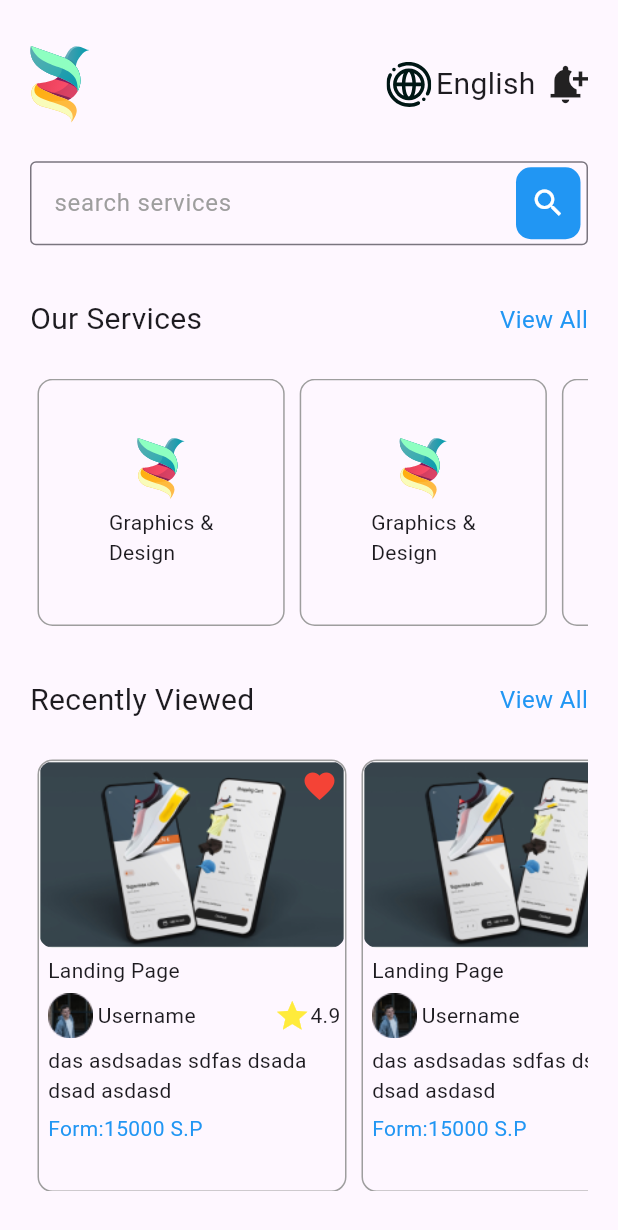
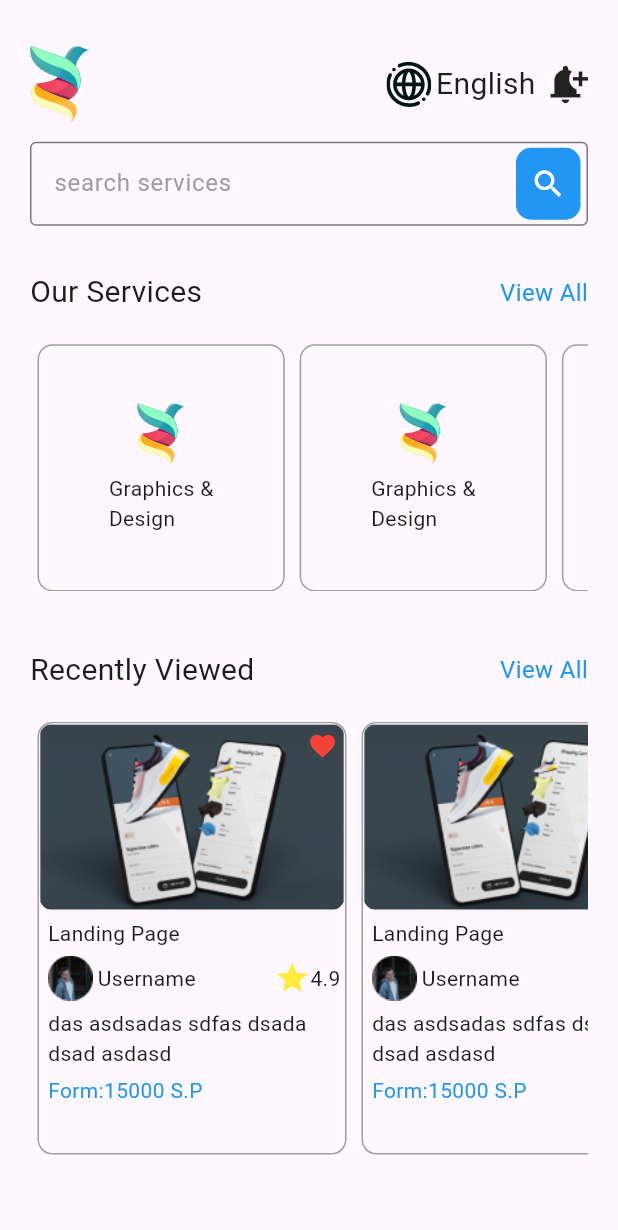
Before and after one commit to Yousef-Omran909/project-test, a Flutter app: the screen it shows after launch, on a phone screen of 412 x 824 dp. Shown: the top 1230 px of the screen. Run offline on Flutter 3.47's test engine with Material 3 defaults, Android fonts, the phone set to English and light mode, and no system bars; our stand-ins replace flutter_svg.

Commit message:
recent viewed

```diff
--- a/lib/main.dart
+++ b/lib/main.dart
@@ -11,6 +11,7 @@ class MyApp extends StatelessWidget {
   Widget build(BuildContext context) {
     return MaterialApp(
       title: 'Flutter Demo',
+      debugShowCheckedModeBanner: false,
       theme: ThemeData(
         colorScheme: ColorScheme.fromSeed(seedColor: Colors.deepPurple),
         useMaterial3: true,
--- a/lib/view/home_screen.dart
+++ b/lib/view/home_screen.dart
@@ -4,8 +4,7 @@ import 'package:train/view/widgets/custom_appbar.dart';
 import 'package:train/view/widgets/custom_row.dart';
 import 'package:train/view/widgets/our_services_widget.dart';
 import 'package:train/view/widgets/recently_viewed_widget.dart';
-import 'package:train/view/widgets/text_form.dart';
-
+import 'package:train/view/widgets/custom_text_form.dart';
 
 class HomeScreen extends StatelessWidget {
   const HomeScreen({super.key});
@@ -15,25 +14,45 @@ class HomeScreen extends StatelessWidget {
     return SafeArea(
       child: Scaffold(
         body: Padding(
-          padding: const EdgeInsets.symmetric(horizontal: 20,vertical: 30),
+          padding: const EdgeInsets.symmetric(horizontal: 20, vertical: 30),
           child: SingleChildScrollView(
               child: Column(
             children: [
+              Column(
+                children: [
                   CustomAppBar(),
-                SizedBox(height: 25,),
+                  SizedBox(
+                    height: 12,
+                  ),
                   CustomTextForm(),
-                SizedBox(height: 35,),
+                  SizedBox(
+                    height: 30,
+                  ),
                   CustomRow(text1: "Our Services", text2: "View All"),
-                SizedBox(height: 25,),
+                  SizedBox(
+                    height: 20,
+                  ),
                   OurServices(),
-                SizedBox(height: 35,),
+                  SizedBox(
+                    height: 38,
+                  ),
                   CustomRow(text1: "Recently Viewed", text2: "View All"),
-                SizedBox(height: 25,),
+                  SizedBox(
+                    height: 20,
+                  ),
                   RecentlyViewedWidget()
-
                 ],
               ),
+              SizedBox(
+                height: 35,
               ),
+              Container(
+                width: double.infinity,
+                color: Colors.grey,
+                child: Text("data"),
+              )
+            ],
+          )),
         ),
       ),
     );
--- /dev/null
+++ b/lib/view/widgets/became_saller_widget.dart
@@ -0,0 +1,17 @@
+import 'package:flutter/material.dart';
+
+class BecameSallerWidget extends StatelessWidget {
+  const BecameSallerWidget({super.key});
+
+  @override
+  Widget build(BuildContext context) {
+    return Container(
+      padding: EdgeInsets.all(10),
+      child: Column(
+        children: [
+
+        ],
+      ),
+    );
+  }
+}
--- /dev/null
+++ b/lib/view/widgets/custom_text_form.dart
@@ -0,0 +1,48 @@
+import 'package:flutter/material.dart';
+
+class CustomTextForm extends StatelessWidget {
+  const CustomTextForm({super.key});
+
+  @override
+  Widget build(BuildContext context) {
+    return TextFormField(
+        decoration: InputDecoration(
+            hintText: "search services",
+            hintStyle: TextStyle(color: Colors.grey),
+            suffixIcon: Container(
+              margin: EdgeInsets.only(right: 5),
+              decoration: BoxDecoration(
+                  borderRadius: BorderRadius.circular(10), color: Colors.blue),
+              child: Icon(
+                Icons.search,
+                color: Colors.white,
+              ),
+            ),
+            border: OutlineInputBorder()));
+  }
+}
+// import 'package:flutter/material.dart';
+
+// class CustomTextForm extends StatelessWidget {
+//   const CustomTextForm({super.key});
+
+//   @override
+//   Widget build(BuildContext context) {
+//     return Container(
+//       padding: EdgeInsets.all(5),
+//       height: 48,
+//       decoration: BoxDecoration(border: Border.all()),
+//       child: TextFormField(
+//           decoration: InputDecoration(
+//         fillColor: Colors.white,
+//         hintText: "search services",
+//         hintStyle: TextStyle(color: Colors.grey),
+//         suffixIcon: Container(
+//             margin: EdgeInsets.only(right: 10),
+//             decoration: BoxDecoration(
+//                 borderRadius: BorderRadius.circular(10), color: Colors.blue),
+//             child: Image.asset("assets/images/search.png")),
+//       )),
+//     );
+//   }
+// }
--- a/lib/view/widgets/recently_viewed_card.dart
+++ b/lib/view/widgets/recently_viewed_card.dart
@@ -7,7 +7,7 @@ class RecentCiewedCard extends StatelessWidget {
   @override
   Widget build(BuildContext context) {
     return Container(
-      width: MediaQuery.of(context).size.width*0.5,
+      width: MediaQuery.of(context).size.width * 0.5,
       decoration: BoxDecoration(
         border: Border.all(color: Colors.grey),
         borderRadius: BorderRadius.circular(10),
@@ -21,51 +21,71 @@ class RecentCiewedCard extends StatelessWidget {
                   borderRadius: BorderRadius.circular(10),
                   child: Image.asset("assets/images/Recent.png")),
               Padding(
-                padding: const EdgeInsets.only(top: 5,right: 5),
+                padding: const EdgeInsets.only(top: 5, right: 5),
                 child: Align(
-
                     alignment: Alignment.topRight,
-                    child: Icon(Icons.favorite,color: Colors.red,)),
+                    child: Icon(
+                      Icons.favorite,
+                      color: Colors.red,
+                      size: 20,
+                    )),
               ),
             ],
           ),
-          SizedBox(height: 5,),
+          SizedBox(
+            height: 5,
+          ),
           RecentlyViewedColumn()
         ],
       ),
     );
   }
 }
+
 class RecentlyViewedColumn extends StatelessWidget {
   const RecentlyViewedColumn({super.key});
 
   @override
   Widget build(BuildContext context) {
     return Padding(
-      padding: const EdgeInsets.only(left: 6,right: 3),
+      padding: const EdgeInsets.only(left: 6, right: 3),
       child: Column(
         mainAxisAlignment: MainAxisAlignment.spaceAround,
         crossAxisAlignment: CrossAxisAlignment.start,
         children: [
           Text("Landing Page"),
-          SizedBox(height: 5,),
+          SizedBox(
+            height: 5,
+          ),
           Row(
             children: [
               CircleAvatar(
                 radius: 15,
                 child: Image.asset("assets/images/Eli.png"),
               ),
-              SizedBox(width: 3,),
+              SizedBox(
+                width: 3,
+              ),
               Text("Username"),
               Spacer(),
-              Icon(Icons.star,color: Colors.yellow,),
+              Icon(
+                Icons.star,
+                color: Colors.yellow,
+              ),
               Text("4.9")
             ],
           ),
-          SizedBox(height: 5,),
+          SizedBox(
+            height: 5,
+          ),
           Text("das asdsadas sdfas dsada dsad asdasd"),
-          SizedBox(height: 5,),
-          Text("Form:15000 S.P",style: TextStyle(color: Colors.blue),)
+          SizedBox(
+            height: 5,
+          ),
+          Text(
+            "Form:15000 S.P",
+            style: TextStyle(color: Colors.blue),
+          )
         ],
       ),
     );
--- a/lib/view/widgets/recently_viewed_widget.dart
+++ b/lib/view/widgets/recently_viewed_widget.dart
@@ -10,11 +10,11 @@ class RecentlyViewedWidget extends StatelessWidget {
   @override
   Widget build(BuildContext context) {
     return Container(
-      height: MediaQuery.of(context).size.width*0.7,
+      height: MediaQuery.of(context).size.width * 0.7,
       child: ListView.builder(
           itemCount: 3,
           scrollDirection: Axis.horizontal,
-          itemBuilder:(context,index){
+          itemBuilder: (context, index) {
             return Padding(
               padding: const EdgeInsets.symmetric(horizontal: 5),
               child: RecentCiewedCard(),
--- a/lib/view/widgets/text_form.dart
+++ /dev/null
@@ -1,24 +0,0 @@
-import 'package:flutter/material.dart';
-
-class CustomTextForm extends StatelessWidget {
-  const CustomTextForm({super.key});
-
-  @override
-  Widget build(BuildContext context) {
-    return TextFormField(
-        decoration: InputDecoration(
-          hintText: "search services",
-          hintStyle: TextStyle(color: Colors.grey),
-          suffixIcon: Container(
-            margin: EdgeInsets.only(right: 5),
-            decoration: BoxDecoration(
-              borderRadius: BorderRadius.circular(10),
-              color: Colors.blue
-            ),
-            child: Icon(Icons.search,color: Colors.white,),
-          ),
-          border: OutlineInputBorder(
-          )
-        ));
-  }
-}
```
Also changed, not shown: assets/images/G2.png (added), assets/images/search.png (added). Lines whose indentation alone changed are shown as unchanged.
